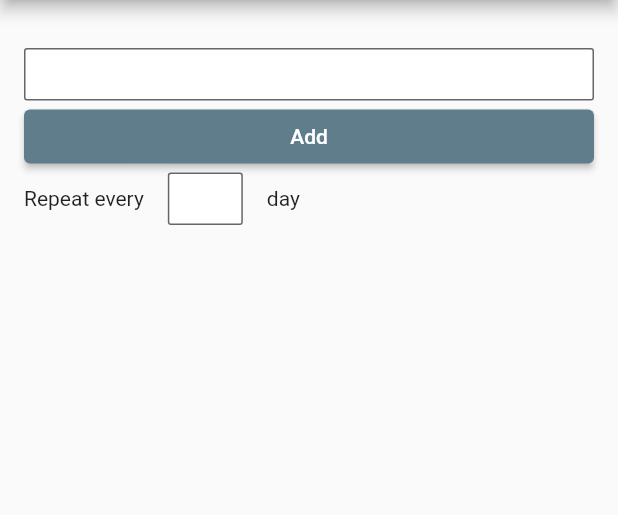
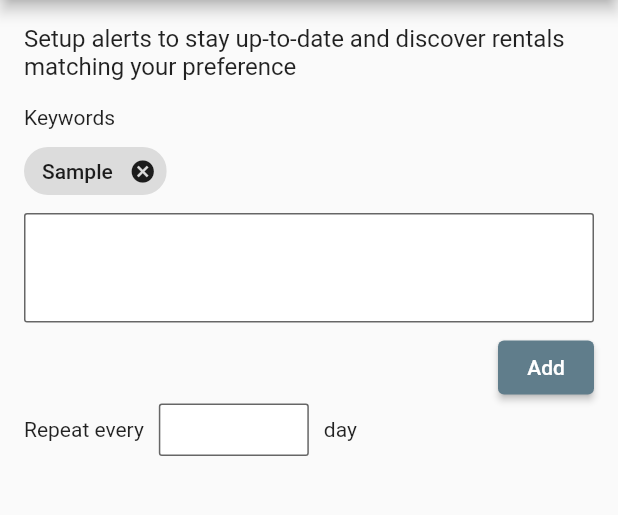
Before and after one commit to khttps/rentall, a Flutter app: the AlertScreen screen opened by its route, after a tap on "Add", on a phone screen of 412 x 824 dp, the part 84-599 px from its top. Run offline on Flutter 3.47's test engine with Material 2 defaults, Android fonts, the phone set to English and light mode, and no system bars; drawn by our look-alikes of flutter_form_builder; our stand-ins replace bloc, cached_network_image, carousel_slider, cloud_firestore, easy_localization, equatable and 10 more; missing offline and left inert: algolia, flutter_facebook_auth, phone_number; accounts and stored records are empty.

Commit message:
Added UI for Alert Screen

```diff
--- a/lib/screens/alert/view/alert_screen.dart
+++ b/lib/screens/alert/view/alert_screen.dart
@@ -1,6 +1,9 @@
 import 'package:flutter/material.dart';
 import 'package:flutter_form_builder/flutter_form_builder.dart';
+import 'package:form_builder_validators/form_builder_validators.dart';
 import 'package:rentall/widgets/post_app_bar.dart';
+
+import '../../../widgets/custom_validator.dart';
 
 class AlertScreen extends StatefulWidget {
   static const routeName = '/alert';
@@ -11,6 +14,16 @@ class AlertScreen extends StatefulWidget {
 }
 
 class _AlertScreenState extends State<AlertScreen> {
+  final _controller = TextEditingController();
+  final _keywords = ['Sample'];
+  final _formKey = GlobalKey<FormBuilderState>();
+
+  @override
+  void dispose() {
+    _controller.dispose();
+    super.dispose();
+  }
+
   @override
   Widget build(BuildContext context) {
     return Scaffold(
@@ -18,36 +31,108 @@ class _AlertScreenState extends State<AlertScreen> {
         headerSliverBuilder: (c, i) => [
           PostAppBar(
             title: 'Create Alert',
-            onSave: () {},
+            onSave: () {
+              if (_formKey.currentState!.saveAndValidate()) {}
+            },
           )
         ],
-        body: ListView(
+        body: Padding(
           padding: const EdgeInsets.all(16.0),
+          child: FormBuilder(
+            key: _formKey,
+            child: Column(
+              crossAxisAlignment: CrossAxisAlignment.start,
               children: [
-            Text(''),
+                const Text(
+                  'Setup alerts to stay up-to-date and discover rentals matching your preference',
+                  style: TextStyle(fontSize: 16.0),
+                ),
+                const SizedBox(height: 16.0),
+                const Text('Keywords'),
+                const SizedBox(height: 4.0),
                 Wrap(
-              children: [],
+                    spacing: 4.0,
+                    children: _keywords
+                        .asMap()
+                        .entries
+                        .map(
+                          (e) => Chip(
+                            label: Text(e.value),
+                            onDeleted: () {
+                              setState(() {
+                                _keywords.removeAt(e.key);
+                              });
+                            },
                           ),
-            TextFormField(),
-            ElevatedButton(onPressed: () {}, child: Text('Add')),
+                        )
+                        .toList()),
+                const SizedBox(height: 4.0),
+                TextFormField(
+                  controller: _controller,
+                  onChanged: (value) {
+                    if (value.endsWith(' ') && value.trim().isNotEmpty) {
+                      _addKeyword();
+                    }
+                  },
+                  minLines: 3,
+                  maxLines: 3,
+                ),
+                const SizedBox(height: 6.0),
+                CustomValidator(
+                  validator: (_) {
+                    if (_keywords.isEmpty) {
+                      return 'Keywords can\'t be empty';
+                    }
+                    if (_keywords.length > 15) {
+                      return 'Maximum number of keywords is 15';
+                    }
+                    return null;
+                  },
+                ),
+                Align(
+                  alignment: AlignmentDirectional.centerEnd,
+                  child: ElevatedButton(
+                    onPressed: () {
+                      _addKeyword();
+                    },
+                    child: const Text('Add'),
+                  ),
+                ),
                 Row(
+                  crossAxisAlignment: CrossAxisAlignment.center,
                   children: [
                     const Text('Repeat every'),
-                const SizedBox(width: 16.0),
+                    const SizedBox(width: 10.0),
                     SizedBox(
-                  width: 50.0,
+                      width: 100.0,
                       child: FormBuilderTextField(
                         name: 'repeat',
                         keyboardType: TextInputType.number,
+                        validator: FormBuilderValidators.compose([
+                          FormBuilderValidators.required(errorText: 'Required'),
+                          FormBuilderValidators.notEqual(0),
+                          FormBuilderValidators.max(14),
+                        ]),
                       ),
                     ),
-                const SizedBox(width: 16.0),
+                    const SizedBox(width: 10.0),
                     const Text('day'),
                   ],
                 ),
               ],
             ),
           ),
+        ),
+      ),
     );
   }
+
+  void _addKeyword() {
+    if (_controller.text.isNotEmpty) {
+      setState(() {
+        _keywords.add(_controller.text.trim());
+        _controller.clear();
+      });
     }
+  }
+}
--- /dev/null
+++ b/lib/widgets/custom_validator.dart
@@ -0,0 +1,37 @@
+import 'package:flutter/material.dart';
+import 'package:flutter_form_builder/flutter_form_builder.dart';
+
+class CustomValidator extends StatelessWidget {
+  final String? Function(Object?) validator;
+  const CustomValidator({
+    required this.validator,
+    Key? key,
+  }) : super(key: key);
+
+  @override
+  Widget build(BuildContext context) {
+    return FormBuilderField(
+      name: 'validator',
+      builder: (state) {
+        if (state.errorText != null) {
+          return Row(
+            children: [
+              const Icon(
+                Icons.error,
+                color: Colors.red,
+                size: 17.0,
+              ),
+              const SizedBox(width: 6.0),
+              Text(
+                state.errorText ?? '',
+                style: const TextStyle(fontSize: 13.0, color: Colors.red),
+              )
+            ],
+          );
+        }
+        return const SizedBox.shrink();
+      },
+      validator: validator,
+    );
+  }
+}
--- a/lib/widgets/widgets.dart
+++ b/lib/widgets/widgets.dart
@@ -10,3 +10,4 @@ export 'no_image.dart';
 export 'image_picker_bottom_sheet.dart';
 export 'image_circle_avatar.dart';
 export 'confirmation_dialog.dart';
+export 'custom_validator.dart';
```
Also changed, not shown: lib/screens/menu/view/widgets/profile_card.dart (+5 -2 lines), lib/screens/publish/view/publish_screen.dart (+2 -37 lines). Lines whose indentation alone changed are shown as unchanged.
